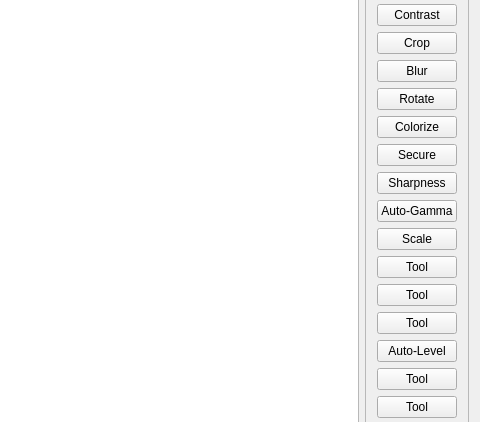
CervecerosCodigo/CCIMP, file src/gui/mainwindow.ui: the form before one commit; both pictures show x 800 to 1280 and y 95 to 517 of the 1280 by 720 pixel window.
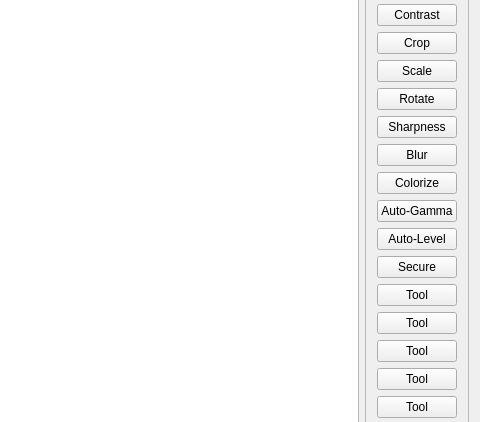
The form after the commit. Icons and pictures are not drawn.

Commit message: Ryddet bland knapper i mainwindow

Patch:
```diff
--- a/src/gui/mainwindow.ui
+++ b/src/gui/mainwindow.ui
@@ -127,7 +127,7 @@
               </widget>
              </item>
              <item>
-              <widget class="QPushButton" name="blurButton">
+              <widget class="QPushButton" name="scaleButton">
                <property name="sizePolicy">
                 <sizepolicy hsizetype="Preferred" vsizetype="Fixed">
                  <horstretch>0</horstretch>
@@ -135,7 +135,7 @@
                 </sizepolicy>
                </property>
                <property name="text">
-                <string>Blur</string>
+                <string>Scale</string>
                </property>
               </widget>
              </item>
@@ -152,32 +152,6 @@
                </property>
               </widget>
              </item>
-             <item>
-              <widget class="QPushButton" name="colorBalanceButton">
-               <property name="sizePolicy">
-                <sizepolicy hsizetype="Preferred" vsizetype="Fixed">
-                 <horstretch>0</horstretch>
-                 <verstretch>0</verstretch>
-                </sizepolicy>
-               </property>
-               <property name="text">
-                <string>Colorize</string>
-               </property>
-              </widget>
-             </item>
-             <item>
-              <widget class="QPushButton" name="encipherButton">
-               <property name="sizePolicy">
-                <sizepolicy hsizetype="Preferred" vsizetype="Fixed">
-                 <horstretch>0</horstretch>
-                 <verstretch>0</verstretch>
-                </sizepolicy>
-               </property>
-               <property name="text">
-                <string>Secure</string>
-               </property>
-              </widget>
-             </item>
              <item>
               <widget class="QPushButton" name="sharpnessButton">
                <property name="sizePolicy">
@@ -191,6 +165,32 @@
                </property>
               </widget>
              </item>
+             <item>
+              <widget class="QPushButton" name="blurButton">
+               <property name="sizePolicy">
+                <sizepolicy hsizetype="Preferred" vsizetype="Fixed">
+                 <horstretch>0</horstretch>
+                 <verstretch>0</verstretch>
+                </sizepolicy>
+               </property>
+               <property name="text">
+                <string>Blur</string>
+               </property>
+              </widget>
+             </item>
+             <item>
+              <widget class="QPushButton" name="colorBalanceButton">
+               <property name="sizePolicy">
+                <sizepolicy hsizetype="Preferred" vsizetype="Fixed">
+                 <horstretch>0</horstretch>
+                 <verstretch>0</verstretch>
+                </sizepolicy>
+               </property>
+               <property name="text">
+                <string>Colorize</string>
+               </property>
+              </widget>
+             </item>
              <item>
               <widget class="QPushButton" name="autoGammaButton">
                <property name="sizePolicy">
@@ -205,7 +205,7 @@
               </widget>
              </item>
              <item>
-              <widget class="QPushButton" name="scaleButton">
+              <widget class="QPushButton" name="autoLevelButton">
                <property name="sizePolicy">
                 <sizepolicy hsizetype="Preferred" vsizetype="Fixed">
                  <horstretch>0</horstretch>
@@ -213,7 +213,20 @@
                 </sizepolicy>
                </property>
                <property name="text">
-                <string>Scale</string>
+                <string>Auto-Level</string>
+               </property>
+              </widget>
+             </item>
+             <item>
+              <widget class="QPushButton" name="encipherButton">
+               <property name="sizePolicy">
+                <sizepolicy hsizetype="Preferred" vsizetype="Fixed">
+                 <horstretch>0</horstretch>
+                 <verstretch>0</verstretch>
+                </sizepolicy>
+               </property>
+               <property name="text">
+                <string>Secure</string>
                </property>
               </widget>
              </item>
@@ -256,19 +269,6 @@
                </property>
               </widget>
              </item>
-             <item>
-              <widget class="QPushButton" name="autoLevelButton">
-               <property name="sizePolicy">
-                <sizepolicy hsizetype="Preferred" vsizetype="Fixed">
-                 <horstretch>0</horstretch>
-                 <verstretch>0</verstretch>
-                </sizepolicy>
-               </property>
-               <property name="text">
-                <string>Auto-Level</string>
-               </property>
-              </widget>
-             </item>
              <item>
               <widget class="QPushButton" name="encipherButton_11">
                <property name="sizePolicy">
```
